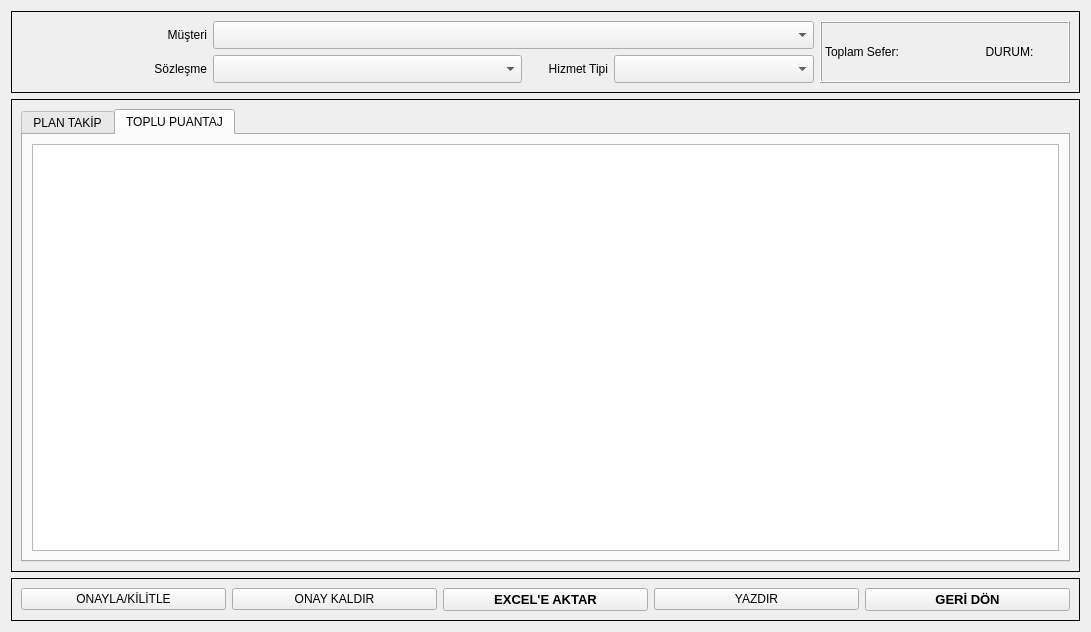
Old version of the form ui/ui_files/attendance_window.ui in the repository AyhanErcan70/SATTUP.
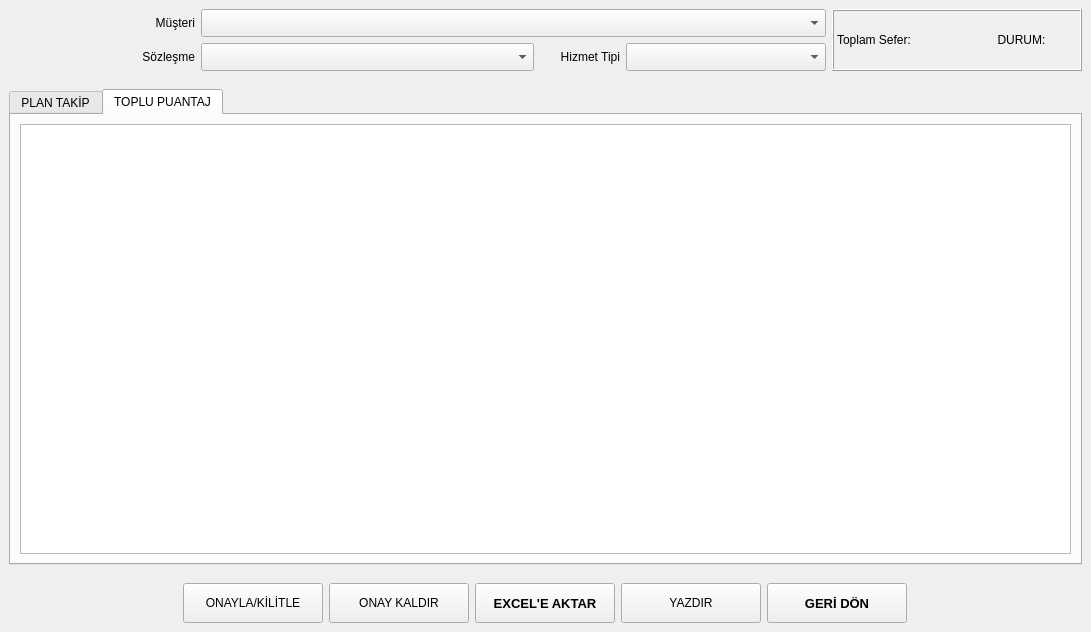
New version of the form.

The edit to the form file:
```diff
--- a/ui/ui_files/attendance_window.ui
+++ b/ui/ui_files/attendance_window.ui
@@ -14,12 +14,27 @@
    <string>Form</string>
   </property>
   <layout class="QGridLayout" name="gridLayout_8">
+   <property name="leftMargin">
+    <number>0</number>
+   </property>
+   <property name="topMargin">
+    <number>0</number>
+   </property>
+   <property name="rightMargin">
+    <number>0</number>
+   </property>
+   <property name="bottomMargin">
+    <number>0</number>
+   </property>
+   <property name="horizontalSpacing">
+    <number>0</number>
+   </property>
    <item row="0" column="0">
     <layout class="QGridLayout" name="gridLayout_7">
      <item row="0" column="0">
       <widget class="QFrame" name="top_frame">
        <property name="frameShape">
-        <enum>QFrame::Shape::Box</enum>
+        <enum>QFrame::Shape::NoFrame</enum>
        </property>
        <property name="frameShadow">
         <enum>QFrame::Shadow::Plain</enum>
@@ -246,7 +261,7 @@
      <item row="1" column="0">
       <widget class="QFrame" name="middle_frame">
        <property name="frameShape">
-        <enum>QFrame::Shape::Box</enum>
+        <enum>QFrame::Shape::NoFrame</enum>
        </property>
        <property name="frameShadow">
         <enum>QFrame::Shadow::Plain</enum>
@@ -288,7 +303,7 @@
      <item row="2" column="0">
       <widget class="QFrame" name="bottom_frame">
        <property name="frameShape">
-        <enum>QFrame::Shape::Box</enum>
+        <enum>QFrame::Shape::NoFrame</enum>
        </property>
        <property name="frameShadow">
         <enum>QFrame::Shadow::Plain</enum>
@@ -298,6 +313,18 @@
          <layout class="QGridLayout" name="gridLayout_3">
           <item row="0" column="0">
            <widget class="QPushButton" name="btn_onayla_kilitle">
+            <property name="minimumSize">
+             <size>
+              <width>140</width>
+              <height>40</height>
+             </size>
+            </property>
+            <property name="maximumSize">
+             <size>
+              <width>140</width>
+              <height>40</height>
+             </size>
+            </property>
             <property name="text">
              <string>ONAYLA/KİLİTLE</string>
             </property>
@@ -305,6 +332,18 @@
           </item>
           <item row="0" column="2">
            <widget class="QPushButton" name="btn_excele_aktar">
+            <property name="minimumSize">
+             <size>
+              <width>140</width>
+              <height>40</height>
+             </size>
+            </property>
+            <property name="maximumSize">
+             <size>
+              <width>140</width>
+              <height>40</height>
+             </size>
+            </property>
             <property name="font">
              <font>
               <family>Segoe UI</family>
@@ -319,6 +358,18 @@
           </item>
           <item row="0" column="4">
            <widget class="QPushButton" name="btn_geri_don">
+            <property name="minimumSize">
+             <size>
+              <width>140</width>
+              <height>40</height>
+             </size>
+            </property>
+            <property name="maximumSize">
+             <size>
+              <width>140</width>
+              <height>40</height>
+             </size>
+            </property>
             <property name="font">
              <font>
               <family>Segoe UI</family>
@@ -333,6 +384,18 @@
           </item>
           <item row="0" column="1">
            <widget class="QPushButton" name="btn_onay_kaldir">
+            <property name="minimumSize">
+             <size>
+              <width>140</width>
+              <height>40</height>
+             </size>
+            </property>
+            <property name="maximumSize">
+             <size>
+              <width>140</width>
+              <height>40</height>
+             </size>
+            </property>
             <property name="text">
              <string>ONAY KALDIR</string>
             </property>
@@ -340,6 +403,18 @@
           </item>
           <item row="0" column="3">
            <widget class="QPushButton" name="btn_yazdir">
+            <property name="minimumSize">
+             <size>
+              <width>140</width>
+              <height>40</height>
+             </size>
+            </property>
+            <property name="maximumSize">
+             <size>
+              <width>140</width>
+              <height>40</height>
+             </size>
+            </property>
             <property name="text">
              <string>YAZDIR</string>
             </property>
```
Left out of the diff: 2 changed lines with no effect on the pictures.
